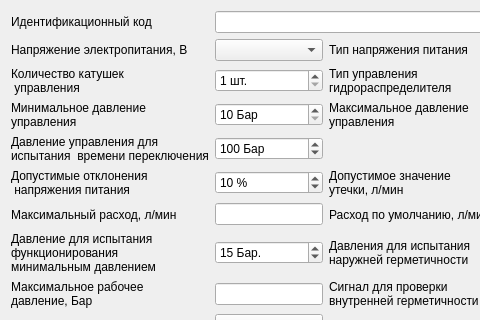
First picture: the form in hydro_title_info.ui, repository firef0xff/SSHGS01, before the edit; both pictures show x 0 to 480 and y 0 to 320 of the 699 by 409 pixel window.
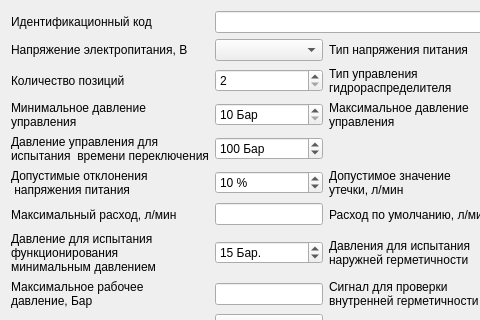
Second picture: the form after the edit.

```diff
--- a/hydro_title_info.ui
+++ b/hydro_title_info.ui
@@ -9,8 +9,8 @@
    <rect>
     <x>0</x>
     <y>0</y>
-    <width>707</width>
-    <height>384</height>
+    <width>868</width>
+    <height>539</height>
    </rect>
   </property>
   <property name="sizePolicy">
@@ -173,8 +173,7 @@
      <item row="4" column="0">
       <widget class="QLabel" name="l_reel_count">
        <property name="text">
-        <string>Количество катушек
- управления</string>
+        <string>Количество позиций</string>
        </property>
       </widget>
      </item>
@@ -203,14 +202,14 @@
      <item row="4" column="1">
       <widget class="QSpinBox" name="ReelCount">
        <property name="suffix">
-        <string> шт.</string>
+        <string/>
        </property>
        <property name="minimum">
-        <number>1</number>
-       </property>
-       <property name="maximum">
         <number>2</number>
        </property>
+       <property name="maximum">
+        <number>3</number>
+       </property>
       </widget>
      </item>
      <item row="14" column="2">
```
Left out of the diff: 2 changed lines with no effect on the pictures.
